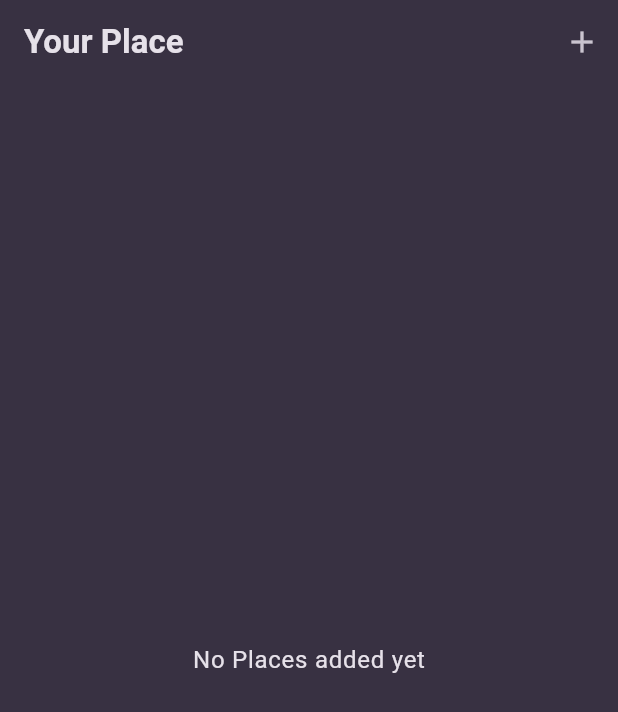
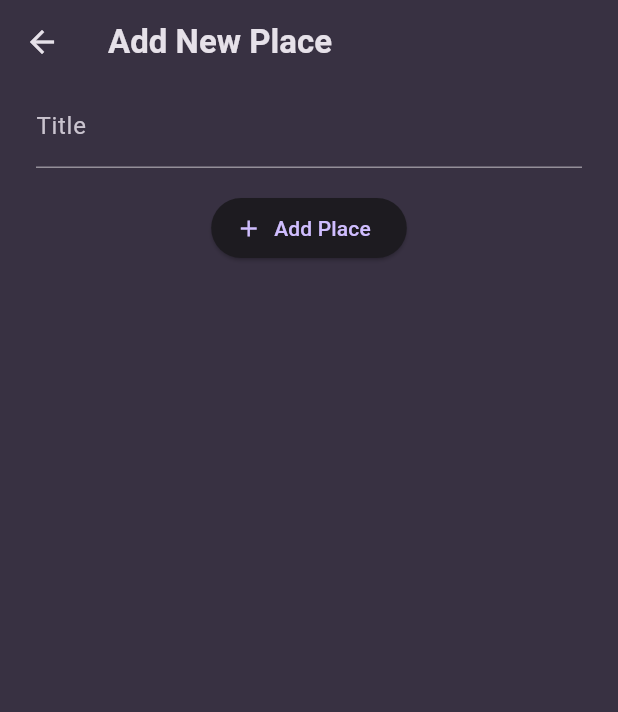
Before and after one commit to kikiherliawan/favorite-place-app, a Flutter app: the screen it shows after launch, after a tap on the "add" icon, on a phone screen of 412 x 824 dp. Shown: the top 712 px of the screen. Run offline on Flutter 3.47's test engine with Material 3 defaults, Android fonts, the phone set to English and light mode, and no system bars; our stand-ins replace google_fonts.

Commit message:
feat(add-place): add place screen file and connect it to home screen

```diff
--- /dev/null
+++ b/lib/view/add_place_screen.dart
@@ -0,0 +1,47 @@
+import 'package:flutter/material.dart';
+
+class AddPlaceScreen extends StatefulWidget {
+  const AddPlaceScreen({super.key});
+
+  @override
+  State<AddPlaceScreen> createState() => _AddPlaceScreenState();
+}
+
+class _AddPlaceScreenState extends State<AddPlaceScreen> {
+  final _titleController = TextEditingController();
+
+  @override
+  void dispose() {
+    _titleController.dispose();
+    super.dispose();
+  }
+
+  @override
+  Widget build(BuildContext context) {
+    return Scaffold(
+      appBar: AppBar(title: Text('Add New Place')),
+      body: SingleChildScrollView(
+        child: Column(
+          children: [
+            Padding(
+              padding: const EdgeInsets.symmetric(horizontal: 24),
+              child: TextField(
+                decoration: InputDecoration(labelText: 'Title'),
+                controller: _titleController,
+                style: TextStyle(
+                  color: Theme.of(context).colorScheme.onSurface,
+                ),
+              ),
+            ),
+            SizedBox(height: 16),
+            ElevatedButton.icon(
+              onPressed: () {},
+              label: Text('Add Place'),
+              icon: Icon(Icons.add),
+            ),
+          ],
+        ),
+      ),
+    );
+  }
+}
--- a/lib/view/home_screen.dart
+++ b/lib/view/home_screen.dart
@@ -1,3 +1,4 @@
+import 'package:favorite_place_app/view/add_place_screen.dart';
 import 'package:favorite_place_app/view/widgets/place_list.dart';
 import 'package:flutter/material.dart';
 
@@ -9,7 +10,16 @@ class HomeScreen extends StatelessWidget {
     return Scaffold(
       appBar: AppBar(
         title: Text('Your Place'),
-        actions: [IconButton(onPressed: () {}, icon: Icon(Icons.add))],
+        actions: [
+          IconButton(
+            onPressed: () {
+              Navigator.of(
+                context,
+              ).push(MaterialPageRoute(builder: (ctx) => AddPlaceScreen()));
+            },
+            icon: Icon(Icons.add),
+          ),
+        ],
       ),
       body: PlaceList(places: []),
     );
```
